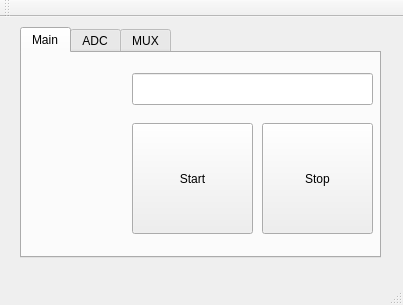
This is ui/mainwindow.ui in joelcjohnson/MusicScoringApparatus as Qt 5 draws it before an edit. The edited form follows.
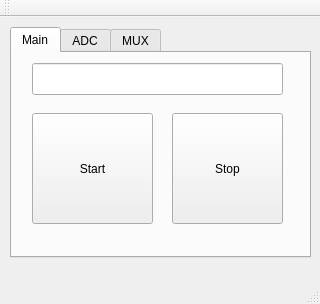
This is the edited form.

Patch:
```diff
--- a/ui/mainwindow.ui
+++ b/ui/mainwindow.ui
@@ -6,8 +6,8 @@
    <rect>
     <x>0</x>
     <y>0</y>
-    <width>403</width>
-    <height>305</height>
+    <width>320</width>
+    <height>304</height>
    </rect>
   </property>
   <property name="windowTitle">
@@ -17,9 +17,9 @@
    <widget class="QTabWidget" name="main">
     <property name="geometry">
      <rect>
-      <x>20</x>
+      <x>10</x>
       <y>10</y>
-      <width>361</width>
+      <width>301</width>
       <height>231</height>
      </rect>
     </property>
@@ -33,8 +33,8 @@
      <widget class="QPushButton" name="pushButton_Start">
       <property name="geometry">
        <rect>
-        <x>110</x>
-        <y>70</y>
+        <x>20</x>
+        <y>60</y>
         <width>121</width>
         <height>111</height>
        </rect>
@@ -52,9 +52,9 @@
      <widget class="QLineEdit" name="lineEdit">
       <property name="geometry">
        <rect>
-        <x>110</x>
-        <y>20</y>
-        <width>241</width>
+        <x>20</x>
+        <y>10</y>
+        <width>251</width>
         <height>32</height>
        </rect>
       </property>
@@ -62,8 +62,8 @@
      <widget class="QPushButton" name="pushButton_Stop">
       <property name="geometry">
        <rect>
-        <x>240</x>
-        <y>70</y>
+        <x>160</x>
+        <y>60</y>
         <width>111</width>
         <height>111</height>
        </rect>
```
Left out of the diff: 2 changed lines with no effect on the pictures.
